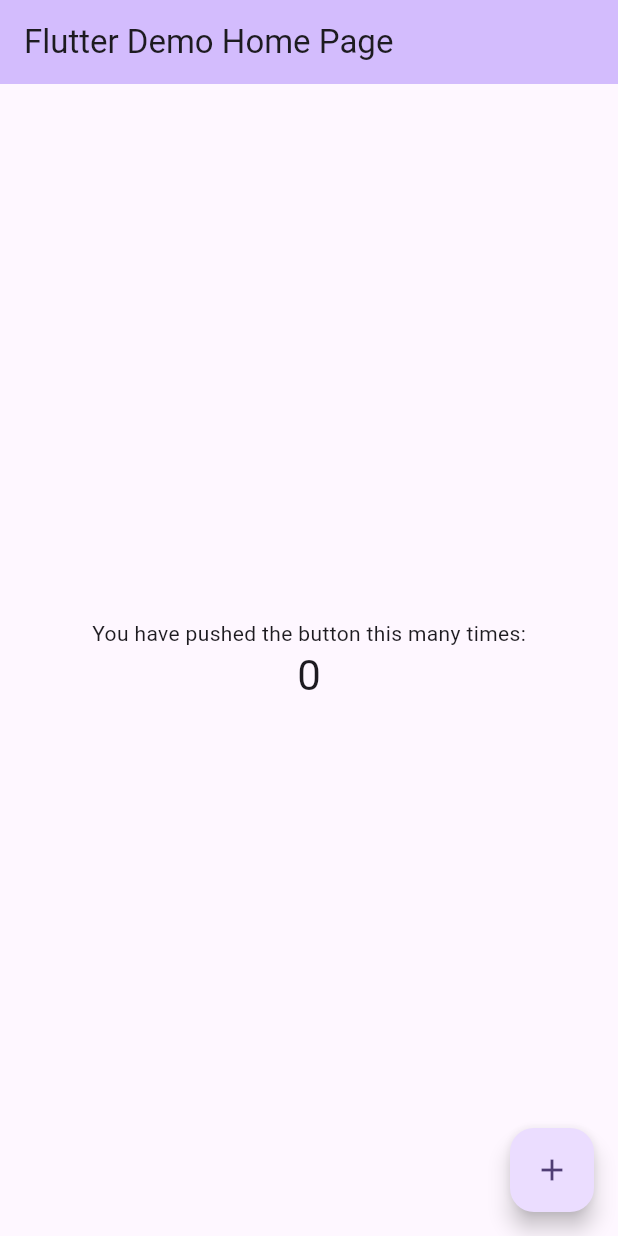
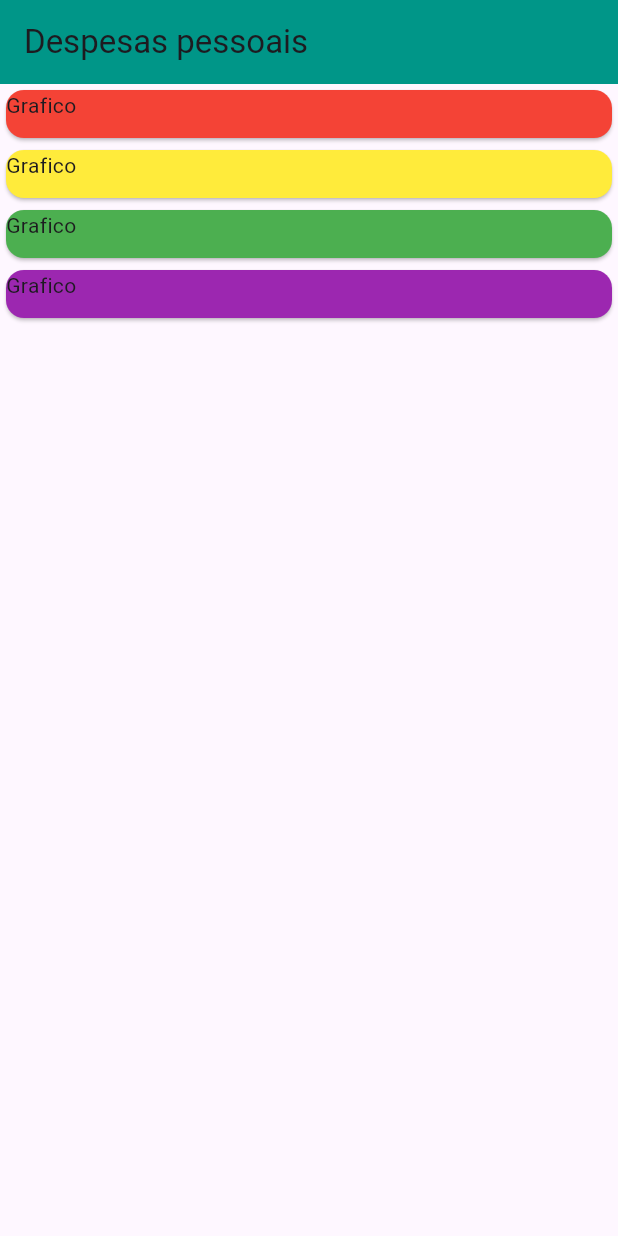
Before and after one commit to isconaifa/curso-flutter, a Flutter app: the screen it shows after launch, on a phone screen of 412 x 824 dp. Run offline on Flutter 3.47's test engine with Material 3 defaults, Android fonts, the phone set to English and light mode, and no system bars.

Commit message:
segundo commmit

```diff
--- a/despesas/lib/main.dart
+++ b/despesas/lib/main.dart
@@ -1,122 +1,62 @@
 import 'package:flutter/material.dart';
+main() => runApp(DespesasApp());
+class DespesasApp extends StatelessWidget {
+  const DespesasApp({super.key});
 
-void main() {
-  runApp(const MyApp());
+  @override
+  Widget build(BuildContext context) {
+    return MaterialApp( home: MyHomePage());
+  }
 }
 
-class MyApp extends StatelessWidget {
-  const MyApp({super.key});
+class MyHomePage extends StatelessWidget {
+  const MyHomePage({super.key});
 
-  // This widget is the root of your application.
   @override
   Widget build(BuildContext context) {
-    return MaterialApp(
-      title: 'Flutter Demo',
-      theme: ThemeData(
-        // This is the theme of your application.
-        //
-        // TRY THIS: Try running your application with "flutter run". You'll see
-        // the application has a purple toolbar. Then, without quitting the app,
-        // try changing the seedColor in the colorScheme below to Colors.green
-        // and then invoke "hot reload" (save your changes or press the "hot
-        // reload" button in a Flutter-supported IDE, or press "r" if you used
-        // the command line to start the app).
-        //
-        // Notice that the counter didn't reset back to zero; the application
-        // state is not lost during the reload. To reset the state, use hot
-        // restart instead.
-        //
-        // This works for code too, not just values: Most code changes can be
-        // tested with just a hot reload.
-        colorScheme: ColorScheme.fromSeed(seedColor: Colors.deepPurple),
+    return Scaffold(
+      appBar: AppBar(
+      title: Text("Despesas pessoais"),
+      backgroundColor: Colors.teal,
       ),
-      home: const MyHomePage(title: 'Flutter Demo Home Page'),
+      body: Column(
+        children: <Widget> [
+            SizedBox(
+              width: double.infinity,
+              height: 40,
+              child: Card(
+                color: Colors.red,
+                child: Text("Grafico"),
+              ),
+            ),
+
+           SizedBox(
+              width: double.infinity,
+              height: 40,
+              child: Card(
+                color: Colors.yellow,
+                child: Text("Grafico"),
+              ),
+            ),
+             SizedBox(
+              width: double.infinity,
+              height: 40,
+              child: Card(
+                color: Colors.green,
+                child: Text("Grafico"),
+              ),
+            ),
+             SizedBox(
+              width: double.infinity,
+              height: 40,
+              child: Card(
+                color: Colors.purple,
+                child: Text("Grafico"),
+
+              ),
+            ),
+        ],
+      )
     );
   }
 }
-
-class MyHomePage extends StatefulWidget {
-  const MyHomePage({super.key, required this.title});
-
-  // This widget is the home page of your application. It is stateful, meaning
-  // that it has a State object (defined below) that contains fields that affect
-  // how it looks.
-
-  // This class is the configuration for the state. It holds the values (in this
-  // case the title) provided by the parent (in this case the App widget) and
-  // used by the build method of the State. Fields in a Widget subclass are
-  // always marked "final".
-
-  final String title;
-
-  @override
-  State<MyHomePage> createState() => _MyHomePageState();
-}
-
-class _MyHomePageState extends State<MyHomePage> {
-  int _counter = 0;
-
-  void _incrementCounter() {
-    setState(() {
-      // This call to setState tells the Flutter framework that something has
-      // changed in this State, which causes it to rerun the build method below
-      // so that the display can reflect the updated values. If we changed
-      // _counter without calling setState(), then the build method would not be
-      // called again, and so nothing would appear to happen.
-      _counter++;
-    });
-  }
-
-  @override
-  Widget build(BuildContext context) {
-    // This method is rerun every time setState is called, for instance as done
-    // by the _incrementCounter method above.
-    //
-    // The Flutter framework has been optimized to make rerunning build methods
-    // fast, so that you can just rebuild anything that needs updating rather
-    // than having to individually change instances of widgets.
-    return Scaffold(
-      appBar: AppBar(
-        // TRY THIS: Try changing the color here to a specific color (to
-        // Colors.amber, perhaps?) and trigger a hot reload to see the AppBar
-        // change color while the other colors stay the same.
-        backgroundColor: Theme.of(context).colorScheme.inversePrimary,
-        // Here we take the value from the MyHomePage object that was created by
-        // the App.build method, and use it to set our appbar title.
-        title: Text(widget.title),
-      ),
-      body: Center(
-        // Center is a layout widget. It takes a single child and positions it
-        // in the middle of the parent.
-        child: Column(
-          // Column is also a layout widget. It takes a list of children and
-          // arranges them vertically. By default, it sizes itself to fit its
-          // children horizontally, and tries to be as tall as its parent.
-          //
-          // Column has various properties to control how it sizes itself and
-          // how it positions its children. Here we use mainAxisAlignment to
-          // center the children vertically; the main axis here is the vertical
-          // axis because Columns are vertical (the cross axis would be
-          // horizontal).
-          //
-          // TRY THIS: Invoke "debug painting" (choose the "Toggle Debug Paint"
-          // action in the IDE, or press "p" in the console), to see the
-          // wireframe for each widget.
-          mainAxisAlignment: MainAxisAlignment.center,
-          children: <Widget>[
-            const Text('You have pushed the button this many times:'),
-            Text(
-              '$_counter',
-              style: Theme.of(context).textTheme.headlineMedium,
-            ),
-          ],
-        ),
-      ),
-      floatingActionButton: FloatingActionButton(
-        onPressed: _incrementCounter,
-        tooltip: 'Increment',
-        child: const Icon(Icons.add),
-      ), // This trailing comma makes auto-formatting nicer for build methods.
-    );
-  }
-}
```
